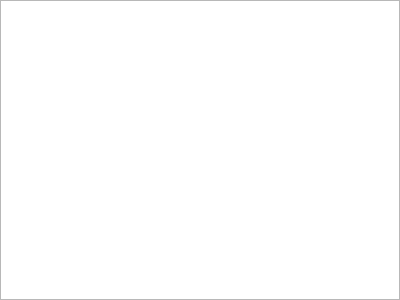
Old version of the form ui/streamdisplay.ui in the repository VEDA-EAGLES/smart_zone_client.
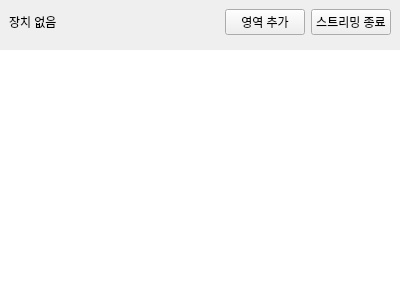
New version of the form.

Commit message: design: UI 개선 및 새로운 버튼 추가, 스트리밍 관련 레이아웃 수정

What changed in the file:
```diff
--- a/ui/streamdisplay.ui
+++ b/ui/streamdisplay.ui
@@ -13,7 +13,7 @@
   <property name="windowTitle">
    <string>Form</string>
   </property>
-  <layout class="QVBoxLayout" name="verticalLayout">
+  <layout class="QVBoxLayout" name="verticalLayout" stretch="0,1">
    <property name="leftMargin">
     <number>0</number>
    </property>
@@ -26,8 +26,44 @@
    <property name="bottomMargin">
     <number>0</number>
    </property>
+   <item>
+    <widget class="QWidget" name="statusWidget" native="true">
+     <layout class="QHBoxLayout" name="horizontalLayout_2" stretch="1,0,0">
+      <item>
+       <widget class="QLabel" name="cameraNameLabel">
+        <property name="text">
+         <string>장치 없음</string>
+        </property>
+       </widget>
+      </item>
+      <item>
+       <widget class="QPushButton" name="insertAreaButton">
+        <property name="text">
+         <string>영역 추가</string>
+        </property>
+       </widget>
+      </item>
+      <item>
+       <widget class="QPushButton" name="stopStreamButton">
+        <property name="text">
+         <string>스트리밍 종료</string>
+        </property>
+       </widget>
+      </item>
+     </layout>
+    </widget>
+   </item>
    <item>
     <widget class="QGraphicsView" name="graphicsView">
+     <property name="frameShape">
+      <enum>QFrame::NoFrame</enum>
+     </property>
+     <property name="frameShadow">
+      <enum>QFrame::Plain</enum>
+     </property>
+     <property name="lineWidth">
+      <number>0</number>
+     </property>
      <property name="verticalScrollBarPolicy">
       <enum>Qt::ScrollBarAlwaysOff</enum>
      </property>
@@ -35,7 +71,7 @@
       <enum>Qt::ScrollBarAlwaysOff</enum>
      </property>
      <property name="sizeAdjustPolicy">
-      <enum>QAbstractScrollArea::AdjustToContents</enum>
+      <enum>QAbstractScrollArea::AdjustIgnored</enum>
      </property>
     </widget>
    </item>
```
The commit also changes 1 other file.
